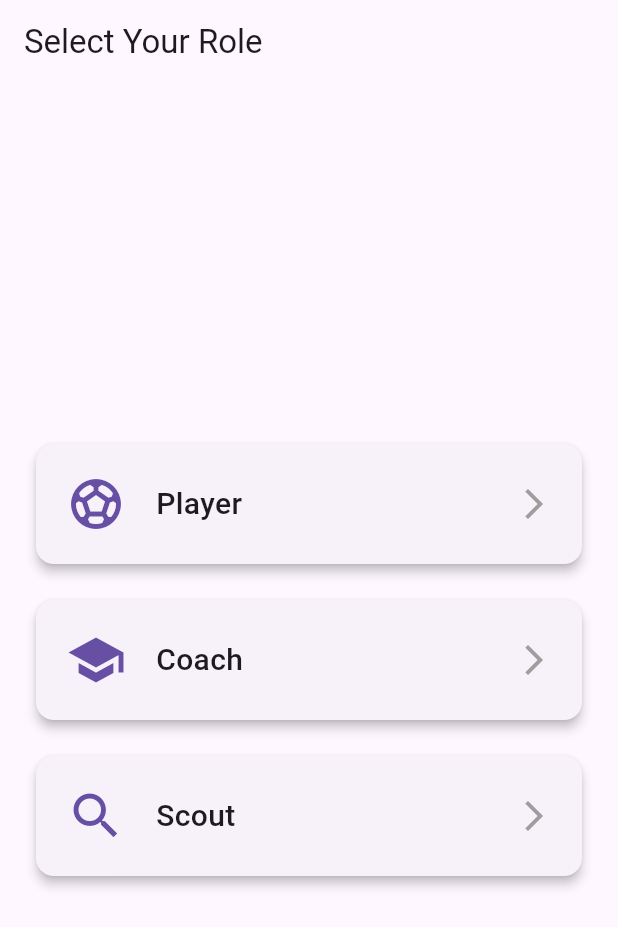
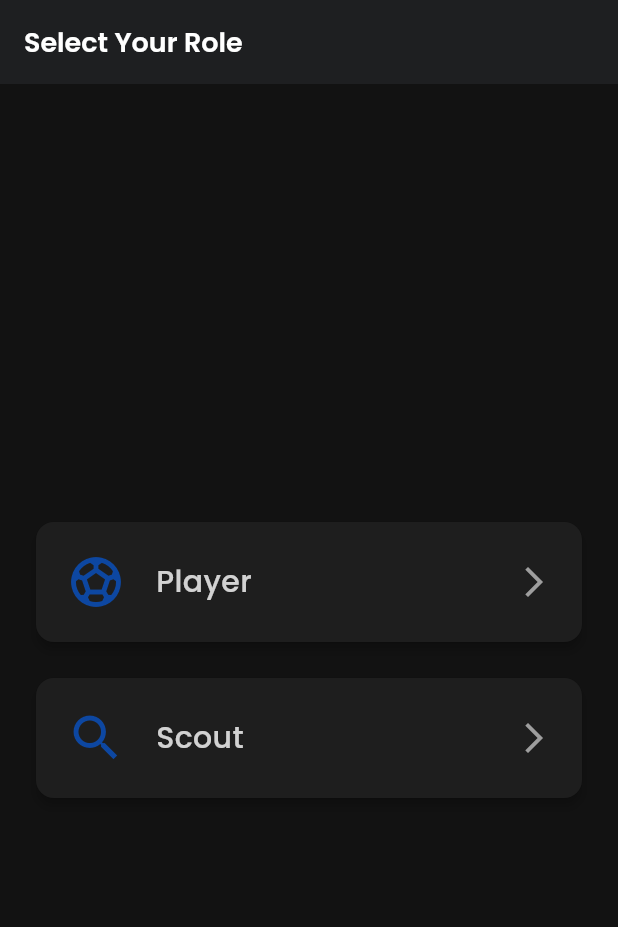
Before and after one commit to radhishmahajan/khelPratibha, a Flutter app: the screen it shows once a user with an empty profile is signed in, on a phone screen of 412 x 824 dp. Shown: the top 927 px of the screen. Run offline on Flutter 3.47's test engine with Material 3 defaults, Android fonts, the phone set to English and light mode, and no system bars; our stand-ins replace flutter_dotenv, google_fonts, image_picker, lottie, supabase_flutter; accounts and stored records are empty.

Commit message:
Refactor: Remove Coach Role and Update Theming
This commit removes the "Coach" user role and associated functionality.
It also introduces the following changes:
- Updates `AppTheme` to use `CardThemeData` and enhances card styling.
- Modifies `SupabaseClientManager` to load credentials from a `.env` file.
- Updates `ndkVersion` in `android/app/build.gradle.kts`.
- Bumps `fl_chart` dependency to `^0.69.0`.
- Minor code cleanup and comment removal across several files.

````diff
--- a/lib/api/supabase_client.dart
+++ b/lib/api/supabase_client.dart
@@ -1,34 +1,17 @@
+import 'package:flutter_dotenv/flutter_dotenv.dart';
 import 'package:supabase_flutter/supabase_flutter.dart';
 
-/// Manages the Supabase client instance and its initialization.
-///
-/// This class provides a professional and safe way to handle the Supabase client
-/// by separating the initialization logic from the client access. This prevents
-/// errors caused by accessing the client before it is ready.
+  class SupabaseClientManager {
+  static final supabase = Supabase.instance.client;
+  static Future<void> initialize() async {
+    await dotenv.load(fileName: ".env");
 
-  class SupabaseClientManager {
-  // The static, final instance of the Supabase client.
-  static final supabase = Supabase.instance.client;
-  /// Initializes the Supabase client with your project's credentials.
-  ///
-  /// This method must be called once and awaited in `main.dart` before `runApp()`
-  /// to ensure that all services can safely access the client.
-  static Future<void> initialize() async {
+    final url = dotenv.env['SUPABASE_URL'] ?? '';
+    final anonKey = dotenv.env['SUPABASE_ANON_KEY'] ?? '';
     await Supabase.initialize(
-      // IMPORTANT: Replace these placeholders with your actual Supabase credentials.
-      url: 'supabase url',
-      anonKey: 'anon key',
+      url: url,
+      anonKey: anonKey,
     );
   }
-
-  /// Provides a global static getter for the Supabase client instance.
-  ///
-  /// After `initialize()` has been called, this getter can be used from anywhere
-  /// in the app to interact with your Supabase backend.
-  ///
-  /// ### Example Usage:
-  /// ```dart
-  /// final response = await SupabaseManager.client.auth.signUp(...);
-  /// ```
   static SupabaseClient get client => Supabase.instance.client;
 }
--- a/lib/config/app_theme.dart
+++ b/lib/config/app_theme.dart
@@ -8,7 +8,7 @@ class AppTheme {
   static const Color accentColor = Color(0xFF4CAF50);
   static const Color errorColor = Color(0xFFD32F2F);
 
-  // Light theme (note: CardTheme is NOT prefixed with `const`)
+  // Light theme
   static final ThemeData lightTheme = ThemeData(
     useMaterial3: true,
     brightness: Brightness.light,
@@ -27,20 +27,18 @@ class AppTheme {
     textTheme: _buildTextTheme(const Color(0xFF333333)),
     elevatedButtonTheme: _buildElevatedButtonTheme(primaryColor),
     inputDecorationTheme: _buildInputDecorationTheme(const Color(0xFFE0E0E0)),
-
-    // <-- Safe (non-const) CardTheme to avoid const-expression errors
-    // cardTheme: CardTheme(
-    //   elevation: 2,
-    //   shape: RoundedRectangleBorder(
-    //     borderRadius: BorderRadius.circular(12),
-    //   ),
-    // ),
-
+    // CORRECTED: Changed CardTheme to CardThemeData
+    cardTheme: CardThemeData(
+      elevation: 2,
+      shape: RoundedRectangleBorder(
+        borderRadius: BorderRadius.circular(12),
+      ),
+    ),
     colorScheme: const ColorScheme.light(
       primary: primaryColor,
       secondary: accentColor,
       error: errorColor,
-      background: Color(0xFFF5F5F5),
+      surface: Colors.white, // Card background
     ),
   );
 
@@ -63,20 +61,19 @@ class AppTheme {
     textTheme: _buildTextTheme(Colors.white),
     elevatedButtonTheme: _buildElevatedButtonTheme(primaryColor),
     inputDecorationTheme: _buildInputDecorationTheme(const Color(0xFF424242)),
-
-    // <-- same safe pattern here
-    //   cardTheme: CardTheme(
-    //   elevation: 4,
-    //   shape: RoundedRectangleBorder(
-    //     borderRadius: BorderRadius.circular(12),
-    //   ),
-    // ),
-
+    // CORRECTED: Changed CardTheme to CardThemeData
+    cardTheme: CardThemeData(
+      elevation: 4,
+      color: const Color(0xFF1E1E1E),
+      shape: RoundedRectangleBorder(
+        borderRadius: BorderRadius.circular(12),
+      ),
+    ),
     colorScheme: const ColorScheme.dark(
       primary: primaryColor,
       secondary: accentColor,
       error: errorColor,
-      background: Color(0xFF121212),
+      surface: Color(0xFF1E1E1E), // Card background
     ),
   );
 
@@ -90,7 +87,7 @@ class AppTheme {
       displaySmall: GoogleFonts.poppins(
           fontSize: 20, fontWeight: FontWeight.w600, color: textColor),
       bodyLarge: GoogleFonts.poppins(fontSize: 16, color: textColor),
-      bodyMedium: GoogleFonts.poppins(fontSize: 14, color: textColor.withOpacity(0.8)),
+      bodyMedium: GoogleFonts.poppins(fontSize: 14, color: textColor.withValues(alpha: 0.8)),
       labelLarge: GoogleFonts.poppins(fontSize: 16, fontWeight: FontWeight.w600, color: textColor),
     );
   }
@@ -126,7 +123,6 @@ class AppTheme {
   }
 }
 
-/// Reusable AppCard that handles padding, color and elevation centrally.
 class AppCard extends StatelessWidget {
   final Widget child;
   final EdgeInsetsGeometry margin;
@@ -145,7 +141,8 @@ class AppCard extends StatelessWidget {
     return Padding(
       padding: margin,
       child: Card(
-        color: color ?? Theme.of(context).colorScheme.surface,
+        // Use the color and elevation from the theme by default
+        color: color ?? Theme.of(context).cardTheme.color,
         elevation: elevation,
         shape: RoundedRectangleBorder(borderRadius: BorderRadius.circular(12)),
         child: Padding(
--- a/lib/main.dart
+++ b/lib/main.dart
@@ -7,12 +7,11 @@ import 'package:khelpratibha/services/auth_service.dart';
 import 'package:khelpratibha/services/database_service.dart';
 import 'package:provider/provider.dart';
 
+import 'config/app_theme.dart';
+
 void main() async {
-  // Ensure Flutter bindings are initialized before calling async code.
   WidgetsFlutterBinding.ensureInitialized();
 
-  // Initialize your Supabase client. This must be done before runApp.
-  // CORRECTED: Changed Supabase_ to SupabaseManager
   await SupabaseClientManager.initialize();
 
   runApp(const MyApp());
@@ -25,45 +24,24 @@ class MyApp extends StatelessWidget {
   Widget build(BuildContext context) {
     return MultiProvider(
       providers: [
-        // 1. AuthService: Manages user authentication state.
         Provider<AuthService>(create: (_) => AuthService()),
 
-        // 2. DatabaseService: Handles all direct database interactions.
         Provider<DatabaseService>(create: (_) => DatabaseService()),
 
-        // 3. UserProvider: Depends on DatabaseService.
-        //    It uses a ProxyProvider to get the DatabaseService instance.
         ChangeNotifierProxyProvider<DatabaseService, UserProvider>(
           create: (context) => UserProvider(context.read<DatabaseService>()),
           update: (context, dbService, previous) => UserProvider(dbService),
         ),
 
-        // 4. AiAnalysisService: Also depends on DatabaseService.
-        //    This ProxyProvider creates the AiAnalysisService and gives it the
-        //    DatabaseService it needs to function correctly.
         ProxyProvider<DatabaseService, AiAnalysisService>(
           update: (context, dbService, previous) => AiAnalysisService(dbService),
         ),
       ],
       child: MaterialApp(
         title: 'Khel Pratibha',
-        theme: ThemeData(
-          primarySwatch: Colors.blue,
-          visualDensity: VisualDensity.adaptivePlatformDensity,
-          textTheme: const TextTheme(
-            displayMedium: TextStyle(fontSize: 28, fontWeight: FontWeight.bold),
-            headlineMedium: TextStyle(fontSize: 22, fontWeight: FontWeight.bold),
-          ),
-          elevatedButtonTheme: ElevatedButtonThemeData(
-            style: ElevatedButton.styleFrom(
-                padding: const EdgeInsets.symmetric(vertical: 12, horizontal: 24),
-                shape: RoundedRectangleBorder(
-                  borderRadius: BorderRadius.circular(12),
-                ),
-                textStyle: const TextStyle(fontSize: 16, fontWeight: FontWeight.bold)
-            ),
-          ),
-        ),
+        theme: AppTheme.lightTheme,       // Set the light theme
+        darkTheme: AppTheme.darkTheme,     // Set the dark theme
+        themeMode: ThemeMode.dark,         // Force dark mode on
         home: const AuthGate(),
       ),
     );
--- a/lib/models/assessment.dart
+++ b/lib/models/assessment.dart
@@ -1,10 +1,7 @@
-import 'package:flutter/foundation.dart';
-
 /// A data model representing a single performance assessment for a player.
 class Assessment {
   final String id;
   final String playerId;
-  final String coachId;
   final DateTime date;
   final Map<String, double> metrics;
   final String analysis; // AI-generated analysis text
@@ -13,7 +10,6 @@ class Assessment {
   Assessment({
     required this.id,
     required this.playerId,
-    required this.coachId,
     required this.date,
     required this.metrics,
     required this.analysis,
@@ -24,7 +20,6 @@ class Assessment {
     return Assessment(
       id: map['id'] ?? '',
       playerId: map['player_id'] ?? '',
-      coachId: map['coach_id'] ?? '',
       date: DateTime.parse(map['date']),
       metrics: Map<String, double>.from(map['metrics'] ?? {}),
       analysis: map['analysis'] ?? 'No analysis available.',
@@ -38,7 +33,6 @@ class Assessment {
     return {
       'id': id,
       'player_id': playerId,
-      'coach_id': coachId,
       // CORRECTED: Fixed typo from toIso8201String to toIso8601String
       'date': date.toIso8601String(),
       'metrics': metrics,
--- a/lib/models/user_role.dart
+++ b/lib/models/user_role.dart
@@ -1,13 +1,11 @@
 // lib/models/user_role.dart
 
-enum UserRole { player, coach, scout, unknown }
+enum UserRole { player, scout, unknown }
 
 UserRole userRoleFromString(String role) {
   switch (role.toLowerCase()) {
     case 'player':
       return UserRole.player;
-    case 'coach':
-      return UserRole.coach;
     case 'scout':
       return UserRole.scout;
     default:
--- a/lib/screens/core/auth_gate.dart
+++ b/lib/screens/core/auth_gate.dart
@@ -23,7 +23,6 @@ class _AuthGateState extends State<AuthGate> {
     Supabase.instance.client.auth.onAuthStateChange.listen((data) {
       final Session? session = data.session;
       if (session != null) {
-        // When a user logs in, fetch their profile immediately.
         context.read<UserProvider>().fetchUserProfile(session.user.id);
       } else {
         // When a user logs out, clear their data.
--- a/lib/screens/core/role_selection_page.dart
+++ b/lib/screens/core/role_selection_page.dart
@@ -21,8 +21,6 @@ class RoleSelectionPage extends StatelessWidget {
     );
 
     final updatedProfile = profile.copyWith(role: role);
-
-    // This one call will save the data AND update the UI state
     await userProvider.saveUserProfile(updatedProfile);
   }
 
@@ -43,16 +41,11 @@ class RoleSelectionPage extends StatelessWidget {
             ),
             const SizedBox(height: 16),
             RoleCard(
-              icon: Icons.school,
-              title: "Coach",
-              onTap: () => _onRoleSelected(context, UserRole.coach),
-            ),
-            const SizedBox(height: 16),
-            RoleCard(
               icon: Icons.search,
               title: "Scout",
               onTap: () => _onRoleSelected(context, UserRole.scout),
             ),
+            // REMOVED the RoleCard for "Coach"
           ],
         ),
       ),
--- a/lib/screens/dashboard/profile/edit_profile_page.dart
+++ b/lib/screens/dashboard/profile/edit_profile_page.dart
@@ -1,4 +1,3 @@
-import 'dart:io';
 import 'package:flutter/material.dart';
 import 'package:image_picker/image_picker.dart';
 import 'package:khelpratibha/providers/user_provider.dart';
--- a/lib/services/ai_analysis_service.dart
+++ b/lib/services/ai_analysis_service.dart
@@ -9,13 +9,10 @@ class AiAnalysisService {
   /// Analyzes metrics, creates a full assessment object, saves it, and returns it.
   Future<Assessment> getAnalysis({
     required String playerId,
-    required String coachId,
     required Map<String, double> metrics,
   }) async {
-    // Simulate network delay for analysis
     await Future.delayed(const Duration(seconds: 2));
 
-    // Convert map to a list of PerformanceMetric objects for analysis
     final metricList = metrics.entries
         .map((e) => PerformanceMetric(name: e.key, value: e.value))
         .toList();
@@ -64,7 +61,6 @@ class AiAnalysisService {
     final newAssessment = Assessment(
       id: const Uuid().v4(), // Generate a unique ID
       playerId: playerId,
-      coachId: coachId,
       date: DateTime.now(),
       metrics: metrics,
       analysis: summary,
--- a/lib/utils/navigation_helper.dart
+++ b/lib/utils/navigation_helper.dart
@@ -1,22 +1,18 @@
 import 'package:flutter/material.dart';
 import 'package:khelpratibha/models/user_role.dart';
-import 'package:khelpratibha/screens/dashboard/coach/coach_dashboard.dart';
 import 'package:khelpratibha/screens/dashboard/player/player_dashboard.dart';
 import 'package:khelpratibha/screens/dashboard/scout/scout_dashboard.dart';
 
-// A utility class to handle all navigation logic, keeping the UI code clean.
+// REMOVED import for coach_dashboard.dart
+
 class NavigationHelper {
-  // Determines the correct dashboard for a user based on their role.
-  // This removes complex if/else logic from the AuthGate.
   static Widget getDashboardFromRole(UserRole role) {
     switch (role) {
       case UserRole.player:
         return const PlayerDashboard();
-      case UserRole.coach:
-        return const CoachDashboard();
       case UserRole.scout:
         return const ScoutDashboard();
-    // A safe fallback to prevent crashes if an unexpected role is encountered.
+    // REMOVED the case for UserRole.coach
       default:
         return const Scaffold(
           body: Center(
@@ -26,7 +22,6 @@ class NavigationHelper {
     }
   }
 
-  // A standardized method for navigating to a new page with a clean animation.
   static void navigateToPage(BuildContext context, Widget page) {
     Navigator.of(context).push(
       MaterialPageRoute(builder: (context) => page),
--- a/lib/widgets/dashboard_card.dart
+++ b/lib/widgets/dashboard_card.dart
@@ -29,7 +29,7 @@ class DashboardCard extends StatelessWidget {
             children: [
               CircleAvatar(
                 radius: 24,
-                backgroundColor: color.withOpacity(0.1),
+                backgroundColor: color.withValues(alpha: 0.1),
                 child: Icon(icon, size: 28, color: color),
               ),
               const Spacer(),
--- a/pubspec.yaml
+++ b/pubspec.yaml
@@ -39,7 +39,7 @@ dependencies:
   image_picker: ^1.2.0
   provider: ^6.1.5+1
   lottie: ^3.3.1
-  fl_chart: ^1.1.0
+  fl_chart: ^0.69.0
   uuid: ^4.5.1
   flutter_dotenv: ^6.0.0
 
@@ -70,7 +70,8 @@ flutter:
   #   - images/a_dot_burr.jpeg
   #   - images/a_dot_ham.jpeg
   assets:
-    - assets/icons/
+    - assets/
+    - .env
   # An image asset can refer to one or more resolution-specific "variants", see
   # https://flutter.dev/to/resolution-aware-images
 
````
Also changed, not shown: pubspec.lock, 2 other files.
